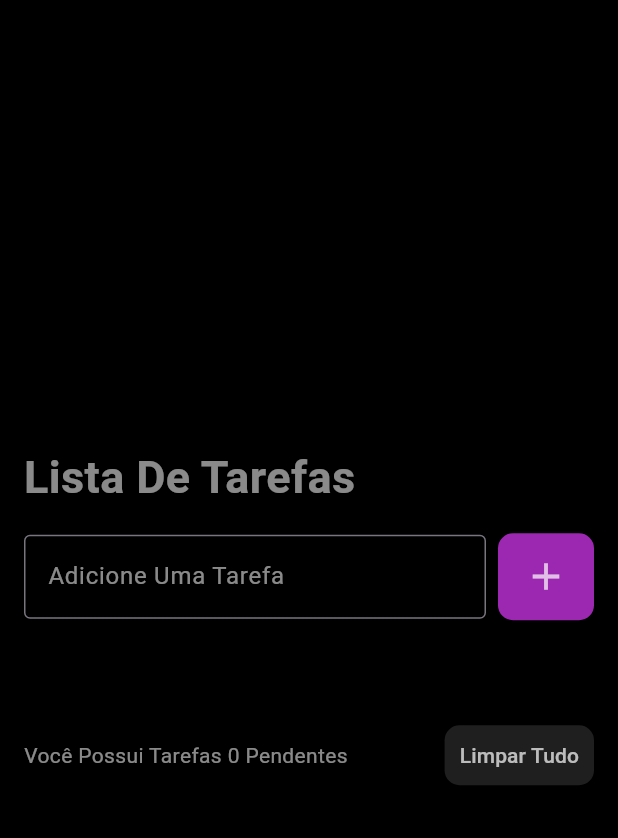
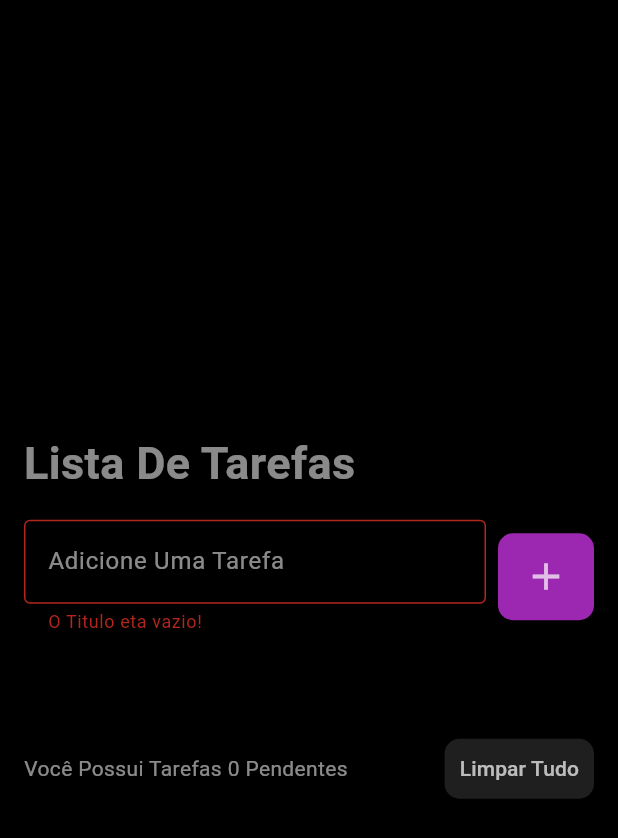
Before and after one commit to Murilo-RD/lista_flutter, a Flutter app: the screen it shows after launch, after a tap on the "add" icon, on a phone screen of 412 x 824 dp. Shown: the top 838 px of the screen. Run offline on Flutter 3.47's test engine with Material 3 defaults, Android fonts, the phone set to English and light mode, and no system bars; our stand-ins replace flutter_slidable, shared_preferences.

```diff
--- a/lib/Models/todo.dart
+++ b/lib/Models/todo.dart
@@ -1,6 +1,17 @@
-class Todo{
-  Todo({required this.title,required this.date});
+class Todo {
+  Todo({required this.title, required this.date});
+
+  Todo.fromJson(Map<String,dynamic> json)
+    : title = json['title']??'',
+      date = DateTime.parse(json['date']??'');
+
   String title;
   DateTime date;
 
+  Map<String, dynamic> toJson() {
+    return {
+      'title': title,
+      'date': date.toIso8601String(),
+    };
+  }
 }
--- a/lib/Pages/list_page.dart
+++ b/lib/Pages/list_page.dart
@@ -1,6 +1,7 @@
 import 'package:flutter/cupertino.dart';
 import 'package:flutter/material.dart';
 import 'package:flutter/services.dart';
+import 'package:lista/Repositorie/todo_repository.dart';
 
 import '../Models/todo.dart';
 import '../widgets/todo_list_item.dart';
@@ -14,7 +15,7 @@ class ListPage extends StatefulWidget {
 
 class _ListPageState extends State<ListPage> {
   final TextEditingController todosController = TextEditingController();
-
+  final TodoRepository todoRepository = TodoRepository();
   List<Todo> todos = [];
 
   void todoAdd() {
@@ -23,11 +24,18 @@ class _ListPageState extends State<ListPage> {
       setState(() {
         Todo newTodo = Todo(title: text, date: DateTime.now());
         todos.add(newTodo);
+        errorText = null;
       });
       todosController.clear();
+      todoRepository.saveTodoList(todos);
+    } else {
+      setState(() {
+        errorText = 'O Titulo eta vazio!';
+      });
     }
   }
 
+  String? errorText;
   Todo? deletedTodo;
   int? deletedTodoPos;
 
@@ -37,6 +45,8 @@ class _ListPageState extends State<ListPage> {
     setState(() {
       todos.remove(todo);
     });
+
+    todoRepository.saveTodoList(todos);
     ScaffoldMessenger.of(context).clearSnackBars();
     ScaffoldMessenger.of(context).showSnackBar(
       SnackBar(
@@ -54,6 +64,7 @@ class _ListPageState extends State<ListPage> {
             setState(() {
               todos.insert(deletedTodoPos!, deletedTodo!);
             });
+            todoRepository.saveTodoList(todos);
           },
         ),
         duration: const Duration(seconds: 5),
@@ -62,7 +73,7 @@ class _ListPageState extends State<ListPage> {
   }
 
   void showDeletTodosConfirmationDialog() {
-    if(todos.isNotEmpty){
+    if (todos.isNotEmpty) {
       showDialog(
         context: context,
         builder: (context) => AlertDialog(
@@ -77,25 +88,39 @@ class _ListPageState extends State<ListPage> {
           ),
           actions: [
             TextButton(
-              onPressed: (){
+              onPressed: () {
                 Navigator.of(context).pop();
               },
-              child: Text('Cancelar',style: TextStyle(color: Colors.blueAccent),),
+              child: Text(
+                'Cancelar',
+                style: TextStyle(color: Colors.blueAccent),
+              ),
             ),
             TextButton(
-              onPressed: (){
+              onPressed: () {
                 setState(() {
                   Navigator.of(context).pop();
                   todos.clear();
+                  todoRepository.saveTodoList(todos);
                 });
-
               },
-              child: Text('Limpar Tudo',style: TextStyle(color: Colors.red),),
+              child: Text(
+                'Limpar Tudo',
+                style: TextStyle(color: Colors.red),
+              ),
             ),
           ],
         ),
       );
     }
+  }
+
+  @override
+  void initState() {
+    super.initState();
+    todoRepository.getTodoList().then((value) {
+      todos = value;
+    });
   }
 
   @override
@@ -135,12 +160,24 @@ class _ListPageState extends State<ListPage> {
                                 Todo(title: value, date: DateTime.now());
                             todos.add(newTodo);
                             todosController.clear();
+                            todoRepository.saveTodoList(todos);
+                            errorText = null;
+                          });
+                        } else {
+                          setState(() {
+                            errorText = 'O Titulo eta vazio!';
                           });
                         }
                       },
                       controller: todosController,
                       style: TextStyle(color: Colors.white54),
                       decoration: InputDecoration(
+                        focusedBorder: OutlineInputBorder(
+                          borderSide: BorderSide(
+                            color: Colors.purple,
+                          ),
+                        ),
+                        errorText: errorText,
                         border: OutlineInputBorder(),
                         counterStyle: TextStyle(color: Colors.white),
                         labelText: 'Adicione Uma Tarefa',
@@ -204,7 +241,8 @@ class _ListPageState extends State<ListPage> {
                   ElevatedButton(
                     onPressed: showDeletTodosConfirmationDialog,
                     style: ElevatedButton.styleFrom(
-                      backgroundColor: todos.isNotEmpty? Colors.purple :Colors.white12 ,
+                      backgroundColor:
+                          todos.isNotEmpty ? Colors.purple : Colors.white12,
                       padding: EdgeInsets.all(10),
                       shape: RoundedRectangleBorder(
                         borderRadius: BorderRadius.circular(10),
--- a/lib/Repositorie/todo_repository.dart
+++ b/lib/Repositorie/todo_repository.dart
@@ -0,0 +1,24 @@
+import 'dart:convert';
+import 'package:shared_preferences/shared_preferences.dart';
+import '../Models/todo.dart';
+
+const todoListKey = 'todo_list';
+
+class TodoRepository{
+
+  late  SharedPreferences sharedPreferences;
+
+ Future<List<Todo>> getTodoList() async{
+    sharedPreferences = await SharedPreferences.getInstance();
+    final String jsonString = sharedPreferences.getString(todoListKey) ?? '[]';
+    final List jsonDecoded = json.decode(jsonString) as List;
+    return jsonDecoded.map((e) => Todo.fromJson(e)).toList();
+  }
+
+
+  void saveTodoList(List<Todo> todos){
+    final jsonString = json.encode(todos);
+    sharedPreferences.setString('todo_list', jsonString);
+  }
+
+}
```
Also changed, not shown: 2 other files.
